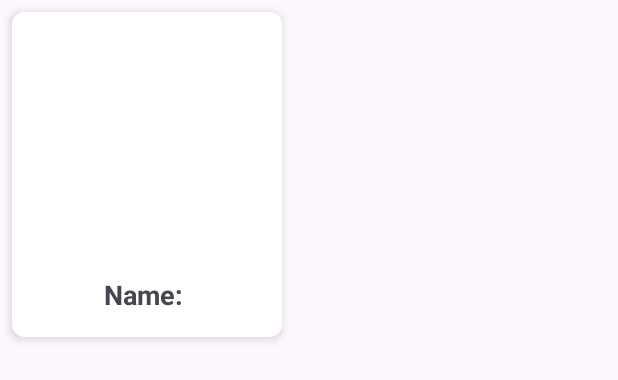
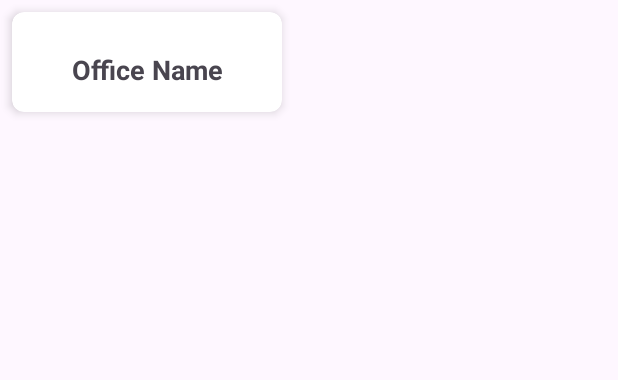
Before and after one commit to mustafa0398/DeskBooking, an Android app: the layout item_offices.xml on its own in the app's theme, with its tools: preview values and no code run, on a phone screen of 412 x 824 dp. Shown: the top 380 px of the screen. Run offline under Robolectric (Android 15) with nearby library versions, the phone set to English and light mode, and no system bars.

Commit message:
Added DatabaseRepository, Fixed getting Desks by Offices, Removed ImageView From Offices

```diff
--- a/app/src/main/java/com/codingschool/deskbooking/data/local/Database.kt
+++ b/app/src/main/java/com/codingschool/deskbooking/data/local/Database.kt
@@ -3,9 +3,9 @@ package com.codingschool.deskbooking.data.local
 import androidx.room.Database
 import androidx.room.RoomDatabase
 import com.codingschool.deskbooking.data.local.dao.DeskDao
-import com.codingschool.deskbooking.data.model.authentication.desks.Desk
+import com.codingschool.deskbooking.data.local.entity.RoomDesk
 
-@Database(entities = [Desk::class], version = 1)
+@Database(entities = [RoomDesk::class], version = 1)
 abstract class Database : RoomDatabase() {
     abstract fun deskDao(): DeskDao
 }
--- a/app/src/main/java/com/codingschool/deskbooking/data/local/entity/Desk.kt
+++ b/app/src/main/java/com/codingschool/deskbooking/data/local/entity/RoomDesk.kt
@@ -4,7 +4,7 @@ import androidx.room.Entity
 import androidx.room.PrimaryKey
 
 @Entity(tableName = "desks")
-data class Desk(
+data class RoomDesk(
     @PrimaryKey val id: String,
     val name: String,
     val description: String
--- a/app/src/main/java/com/codingschool/deskbooking/service/authentication/AuthenticationService.kt
+++ b/app/src/main/java/com/codingschool/deskbooking/service/authentication/AuthenticationService.kt
@@ -33,9 +33,7 @@ interface AuthenticationService {
     @GET("api/offices/{id}")
     suspend fun getOfficeById(@Path("id") id: String): Response<Offices>
     @GET("api/desks")
-    suspend fun getAllDesks(): Response<List<Desk>>
-    @GET("api/desks/{id}")
-    suspend fun getDesksById(@Path("id") id: String): Response<List<Desk>>
+    suspend fun getDesksById(): Response<List<Desk>>
     @GET("api/users/profile")
     suspend fun getUserProfile(): User
     @GET("api/equipments")
--- a/app/src/main/java/com/codingschool/deskbooking/ui/bookingplan/offices/OfficesFragment.kt
+++ b/app/src/main/java/com/codingschool/deskbooking/ui/bookingplan/offices/OfficesFragment.kt
@@ -7,7 +7,6 @@ import android.view.View
 import android.view.ViewGroup
 import androidx.fragment.app.Fragment
 import androidx.lifecycle.ViewModelProvider
-import androidx.navigation.fragment.findNavController
 import androidx.recyclerview.widget.GridLayoutManager
 import androidx.recyclerview.widget.RecyclerView
 import com.codingschool.deskbooking.R
@@ -26,7 +25,6 @@ class OfficesFragment : Fragment() {
         val view = inflater.inflate(R.layout.fragment_offices, container, false)
         val recyclerView: RecyclerView = view.findViewById(R.id.officesRecyclerView)
 
-        val navController = findNavController()
         officesAdapter = OfficesAdapter(requireContext(), emptyList())
 
         recyclerView.apply {
--- a/app/src/main/res/layout/item_offices.xml
+++ b/app/src/main/res/layout/item_offices.xml
@@ -12,28 +12,18 @@
     <androidx.constraintlayout.widget.ConstraintLayout
         android:layout_width="match_parent"
         android:layout_height="wrap_content"
+        android:clickable="true"
         android:padding="16dp">
-
-        <ImageView
-            android:id="@+id/ivOfficeMap"
-            android:layout_width="150dp"
-            android:layout_height="150dp"
-            android:clickable="true"
-            app:layout_constraintTop_toTopOf="parent"
-            app:layout_constraintStart_toStartOf="parent"
-            app:layout_constraintBottom_toTopOf="@+id/tvOfficeName"
-            app:layout_constraintEnd_toEndOf="parent"
-            android:focusable="true" />
 
         <TextView
             android:id="@+id/tvOfficeName"
             android:layout_width="wrap_content"
             android:layout_height="wrap_content"
             android:layout_marginTop="10dp"
-            android:text="Name: "
+            android:text="Office Name"
             android:textSize="18sp"
             android:textStyle="bold"
-            app:layout_constraintTop_toBottomOf="@+id/ivOfficeMap"
+            app:layout_constraintTop_toTopOf="parent"
             app:layout_constraintStart_toStartOf="parent"
             app:layout_constraintEnd_toEndOf="parent" />
 
```
Also changed, not shown: app/src/main/java/com/codingschool/deskbooking/data/local/DatabaseRepository.kt (added, +22 -0 lines), app/src/main/java/com/codingschool/deskbooking/data/repository/DesksRepository.kt (+2 -12 lines), app/src/main/java/com/codingschool/deskbooking/ui/bookingplan/offices/OfficesAdapter.kt (+1 -16 lines), app/src/main/java/com/codingschool/deskbooking/ui/viewmodel/DesksViewModel.kt (+4 -15 lines).
